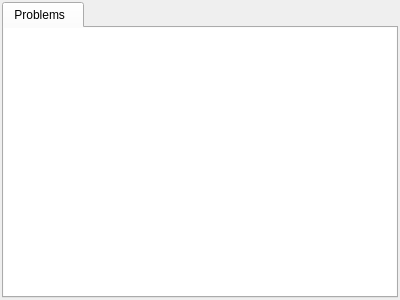
Above: src/ui/problems.ui from badr-eddin/kv-creator before the change. Below: the same form after it.
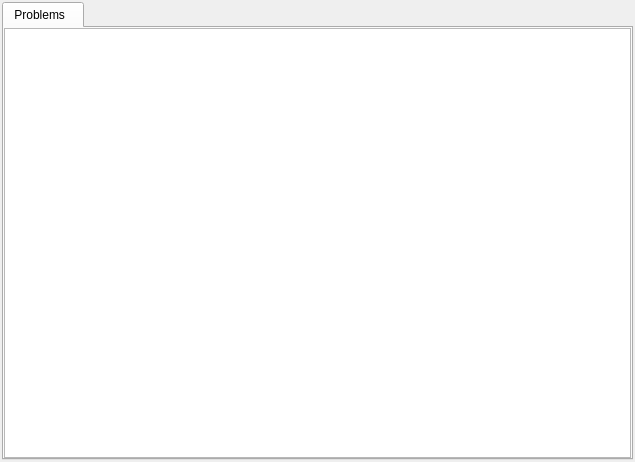
That is the form after the change.

Patch:
```diff
--- a/src/ui/problems.ui
+++ b/src/ui/problems.ui
@@ -6,8 +6,8 @@
    <rect>
     <x>0</x>
     <y>0</y>
-    <width>400</width>
-    <height>300</height>
+    <width>635</width>
+    <height>462</height>
    </rect>
   </property>
   <property name="windowTitle">
@@ -61,10 +61,24 @@
         <number>0</number>
        </property>
        <item row="0" column="0">
-        <widget class="QTextBrowser" name="problems">
-         <property name="frameShape">
-          <enum>QFrame::NoFrame</enum>
+        <widget class="QTreeWidget" name="problems">
+         <property name="focusPolicy">
+          <enum>Qt::NoFocus</enum>
          </property>
+         <property name="verticalScrollBarPolicy">
+          <enum>Qt::ScrollBarAlwaysOff</enum>
+         </property>
+         <property name="horizontalScrollBarPolicy">
+          <enum>Qt::ScrollBarAlwaysOff</enum>
+         </property>
+         <property name="headerHidden">
+          <bool>true</bool>
+         </property>
+         <column>
+          <property name="text">
+           <string notr="true">1</string>
+          </property>
+         </column>
         </widget>
        </item>
       </layout>
```
